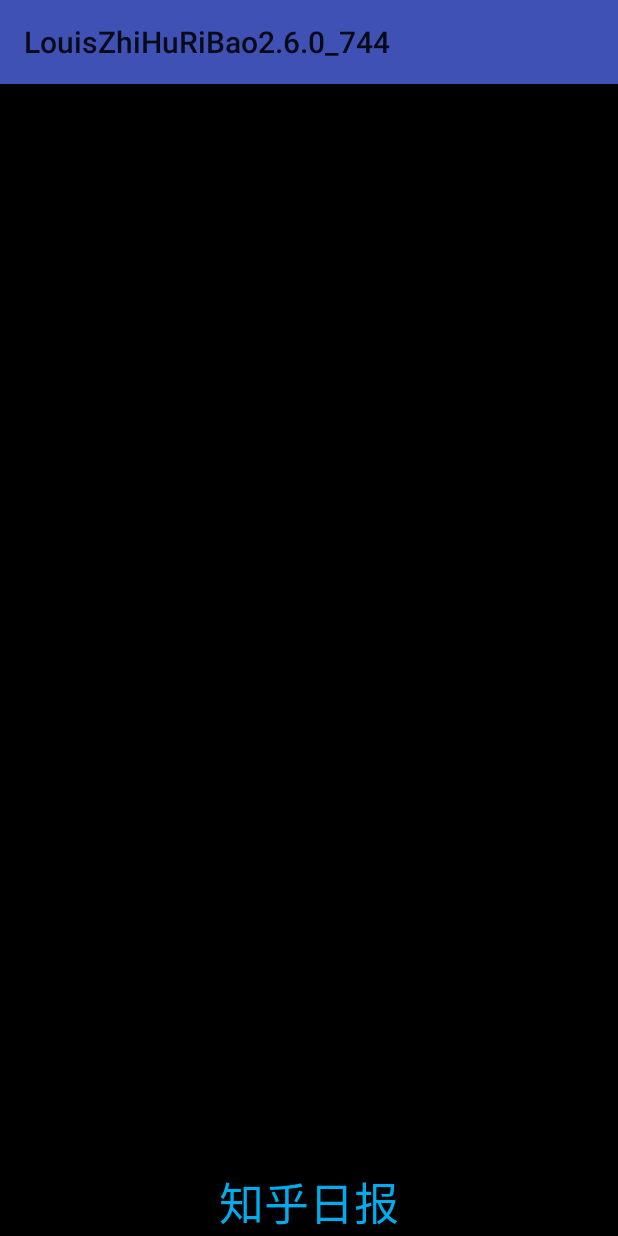
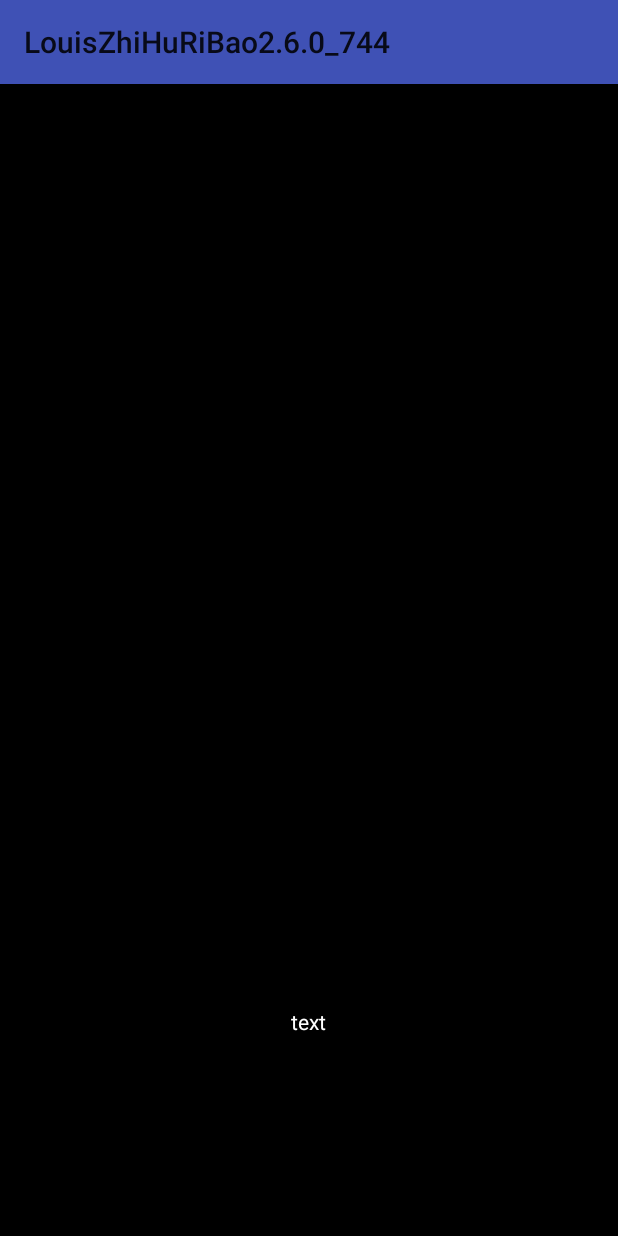
Before and after one commit to louisgeek/LouisZhiHuRiBao2.6.0_744, an Android app: the SplashActivity screen opened directly, with no data from a screen before it, on a phone screen of 412 x 824 dp. Run offline under Robolectric (Android 15) with nearby library versions, the phone set to English and light mode, and no system bars; libraries missing offline, so code that uses them is left out: com.alibaba.fastjson, com.zhy.http; pictures from the network do not load; 1 statement that could not run was skipped.

Commit message:
粗仿知乎启动页

```diff
--- a/app/src/main/java/com/louisgeek/louiszhihuribao260_744/activity/MainActivity.java
+++ b/app/src/main/java/com/louisgeek/louiszhihuribao260_744/activity/MainActivity.java
@@ -33,7 +33,7 @@ import com.louisgeek.louiszhihuribao260_744.bean.NewsDateBean;
 import com.louisgeek.louiszhihuribao260_744.custom.LouisAppCompatActivity;
 import com.louisgeek.louiszhihuribao260_744.info.Constants;
 import com.louisgeek.louiszhihuribao260_744.tool.InfoHolderSingletonTool;
-import com.louisgeek.louiszhihuribao260_744.util.ThemeUtil;
+import com.louisgeek.louiszhihuribao260_744.tool.ThemeTool;
 
 import java.util.ArrayList;
 import java.util.HashMap;
@@ -106,7 +106,7 @@ public class MainActivity extends LouisAppCompatActivity {
 
                         break;
                     case R.id.id_item_changeTheme:
-                        ThemeUtil.changeTheme(getApplicationContext(),idtbbar);
+                        ThemeTool.changeTheme(getApplicationContext(),idtbbar);
                         //invalidateOptionsMenu();
                        // supportInvalidateOptionsMenu();
                         //getWindow().invalidatePanelMenu(Window.FEATURE_OPTIONS_PANEL);
--- a/app/src/main/java/com/louisgeek/louiszhihuribao260_744/activity/SplashActivity.java
+++ b/app/src/main/java/com/louisgeek/louiszhihuribao260_744/activity/SplashActivity.java
@@ -4,13 +4,19 @@ import android.content.Intent;
 import android.os.Bundle;
 import android.os.Handler;
 import android.support.v7.app.AppCompatActivity;
+import android.util.Log;
+import android.view.animation.Animation;
+import android.view.animation.AnimationUtils;
 import android.widget.ImageView;
+import android.widget.RelativeLayout;
+import android.widget.TextView;
 import android.widget.Toast;
 
 import com.alibaba.fastjson.JSON;
 import com.bumptech.glide.Glide;
 import com.louisgeek.louiszhihuribao260_744.R;
 import com.louisgeek.louiszhihuribao260_744.bean.StartImageBean;
+import com.louisgeek.louiszhihuribao260_744.util.ScreenUtil;
 import com.zhy.http.okhttp.OkHttpUtils;
 import com.zhy.http.okhttp.callback.StringCallback;
 
@@ -18,19 +24,38 @@ import okhttp3.Call;
 
 public class SplashActivity extends AppCompatActivity {
 
+    private static final String TAG = "SplashActivity";
     ImageView idivsplash;
+    TextView id_tv;
     @Override
     protected void onCreate(Bundle savedInstanceState) {
         super.onCreate(savedInstanceState);
         setContentView(R.layout.activity_splash);
-         idivsplash = (ImageView) findViewById(R.id.id_iv_splash);
+        idivsplash = (ImageView) findViewById(R.id.id_iv_splash);
+        id_tv= (TextView) findViewById(R.id.id_tv);
 
+        RelativeLayout idrltitle = (RelativeLayout) findViewById(R.id.id_rl_title);
 
-        String start_image_url_720_1184 = "http://news-at.zhihu.com/api/4/start-image/720*1184";
-        String start_image_url_1080_1776 = "http://news-at.zhihu.com/api/4/start-image/1080*1776";
+        Animation splash_title_anim = AnimationUtils.loadAnimation(this, R.anim.splash_title);
+        idrltitle.startAnimation(splash_title_anim);
+
+        Log.d(TAG, "onCreate: getScreenWidth"+ScreenUtil.getScreenWidth(this));
+        Log.d(TAG, "onCreate: getScreenHeight"+ScreenUtil.getScreenHeight(this));
+        String start_image_url = "http://news-at.zhihu.com/api/4/start-image/720*1184";
+       float width=ScreenUtil.getScreenWidth(this);
+        if (width<320) {
+            start_image_url = "http://news-at.zhihu.com/api/4/start-image/320*432";//480   -48
+        }else if(width<480) {
+                start_image_url = "http://news-at.zhihu.com/api/4/start-image/480*728";//768    -40
+        }else if(width<720) {
+                start_image_url = "http://news-at.zhihu.com/api/4/start-image/720*1184";//1280    -96
+        }else if(width<1080) {
+                start_image_url = "http://news-at.zhihu.com/api/4/start-image/1080*1776";//1920   -144
+        }
+
         OkHttpUtils
                 .get()
-                .url(start_image_url_720_1184)
+                .url(start_image_url)
                 .addParams("username", "hyman")
                 .addParams("password", "123")
                 .build()
@@ -48,6 +73,9 @@ public class SplashActivity extends AppCompatActivity {
 
                         StartImageBean startImageBean = JSON.parseObject(jsonStr, StartImageBean.class);
                         Glide.with(getApplicationContext()).load(startImageBean.getImg()).into(idivsplash);
+
+                        id_tv.setText(startImageBean.getText());
+
                     }
                 });
 
--- a/app/src/main/java/com/louisgeek/louiszhihuribao260_744/custom/LouisAppCompatActivity.java
+++ b/app/src/main/java/com/louisgeek/louiszhihuribao260_744/custom/LouisAppCompatActivity.java
@@ -5,7 +5,7 @@ import android.support.annotation.Nullable;
 import android.support.v7.app.AppCompatActivity;
 import android.view.Window;
 
-import com.louisgeek.louiszhihuribao260_744.util.ThemeUtil;
+import com.louisgeek.louiszhihuribao260_744.tool.ThemeTool;
 import com.zhy.changeskin.SkinManager;
 
 /**
@@ -21,7 +21,7 @@ public class LouisAppCompatActivity extends AppCompatActivity {
 
          SkinManager.getInstance().register(this);
          //初始化主题
-         ThemeUtil.setupTheme();
+         ThemeTool.setupTheme();
     }
 
 
--- /dev/null
+++ b/app/src/main/res/anim/splash_title.xml
@@ -0,0 +1,52 @@
+<?xml version="1.0" encoding="utf-8"?>
+<!--       android:fromXDelta="100"
+        android:fromYDelta="100"
+         -->
+<set xmlns:android="http://schemas.android.com/apk/res/android"
+     android:fillAfter="true"
+    >
+    <alpha
+        android:duration="2000"
+        android:fromAlpha="0.0"
+        android:toAlpha="1.0" />
+    <!--
+     透明度控制动画效果 alpha
+        浮点型值：
+            fromAlpha 属性为动画起始时透明度
+            toAlpha   属性为动画结束时透明度
+            说明:
+                0.0表示完全透明
+                1.0表示完全不透明
+            以上值取0.0-1.0之间的float数据类型的数字
+
+        长整型值：
+            duration  属性为动画持续时间
+            说明:
+                时间以毫秒为单位
+
+    -->
+
+   <translate
+      android:duration="2000"
+      android:fromYDelta="100"
+       />
+    <!--
+     translate 位置转移动画效果
+        整型值:
+            fromXDelta 属性为动画起始时 X坐标上的位置
+            toXDelta   属性为动画结束时 X坐标上的位置
+            fromYDelta 属性为动画起始时 Y坐标上的位置
+            toYDelta   属性为动画结束时 Y坐标上的位置
+            注意:
+                     没有指定fromXType toXType fromYType toYType 时候，
+                     默认是以自己为相对参照物
+        长整型值：
+            duration  属性为动画持续时间
+            说明:   时间以毫秒为单位
+
+ 	布尔型值:(要放set中才有效)
+            fillAfter 属性 当设置为true ，该动画转化在动画结束后被应用
+
+    -->
+
+</set>
--- a/app/src/main/res/layout/activity_splash.xml
+++ b/app/src/main/res/layout/activity_splash.xml
@@ -1,5 +1,5 @@
 <?xml version="1.0" encoding="utf-8"?>
-<RelativeLayout
+<LinearLayout
     xmlns:android="http://schemas.android.com/apk/res/android"
     xmlns:tools="http://schemas.android.com/tools"
     android:layout_width="match_parent"
@@ -7,20 +7,64 @@
     android:background="@android:color/black"
     android:orientation="vertical"
     tools:context="com.louisgeek.louiszhihuribao260_744.activity.SplashActivity">
+   <FrameLayout
+       android:layout_width="match_parent"
+       android:layout_height="0dp"
+       android:layout_weight="1"
+       >
        <ImageView
            android:id="@+id/id_iv_splash"
+           android:layout_width="match_parent"
+           android:scaleType="centerCrop"
+           android:adjustViewBounds="true"
+           android:layout_height="wrap_content"
+           android:layout_gravity="center"
+           />
+       <TextView
+           android:id="@+id/id_tv"
            android:layout_width="wrap_content"
-        android:scaleType="centerInside"
            android:layout_height="wrap_content"
-        android:layout_marginBottom="40dp"
+           android:text="text"
+           android:layout_marginBottom="18dp"
+           android:textColor="@android:color/white"
+           android:layout_gravity="bottom|center_horizontal"
            />
+
+   </FrameLayout>
+    <RelativeLayout
+        android:padding="20dp"
+        android:id="@+id/id_rl_title"
+       android:gravity="center_horizontal"
+        android:layout_alignParentBottom="true"
+        android:layout_width="match_parent"
+        android:layout_height="wrap_content">
+        <ImageView
+            android:id="@+id/id_iv"
+            android:layout_width="wrap_content"
+            android:src="@mipmap/ic_launcher"
+            android:layout_height="wrap_content"/>
+        <LinearLayout
+            android:layout_toRightOf="@id/id_iv"
+            android:orientation="vertical"
+            android:layout_width="wrap_content"
+            android:layout_height="wrap_content">
+
             <TextView
                 android:text="知乎日报"
                 android:textSize="30dp"
-        android:layout_alignParentBottom="true"
-        android:layout_centerHorizontal="true"
                 android:textColor="#00ACED"
                 android:layout_width="wrap_content"
                 android:layout_height="wrap_content"
                 />
+            <TextView
+                android:text="每天三次，每次七分钟"
+                android:textSize="20dp"
+                android:textColor="@android:color/darker_gray"
+                android:layout_width="wrap_content"
+                android:layout_height="wrap_content"
+                />
+
+        </LinearLayout>
+
     </RelativeLayout>
+</LinearLayout>
```
Also changed, not shown: app/src/main/java/com/louisgeek/louiszhihuribao260_744/custom/MyApplication.java (+6 -1 lines), app/src/main/java/com/louisgeek/louiszhihuribao260_744/tool/ThemeTool.java (renamed from app/src/main/java/com/louisgeek/louiszhihuribao260_744/util/ThemeUtil.java, +4 -4 lines), app/src/main/java/com/louisgeek/louiszhihuribao260_744/util/ScreenUtil.java (added, +136 -0 lines). Lines whose indentation alone changed are shown as unchanged.
